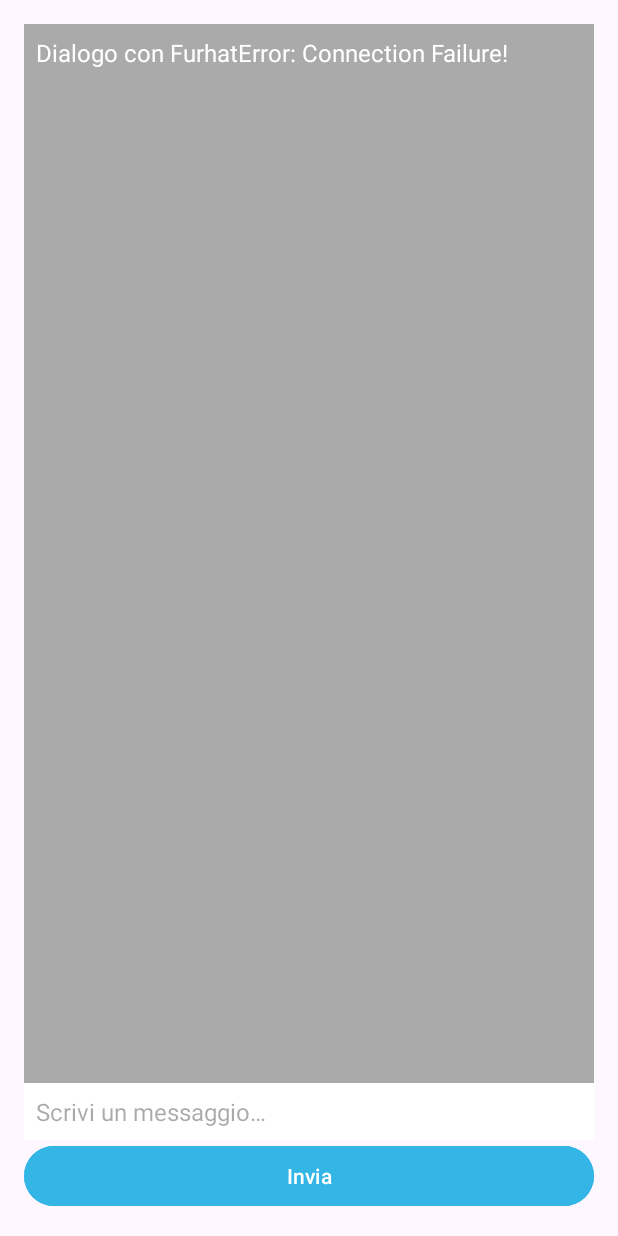
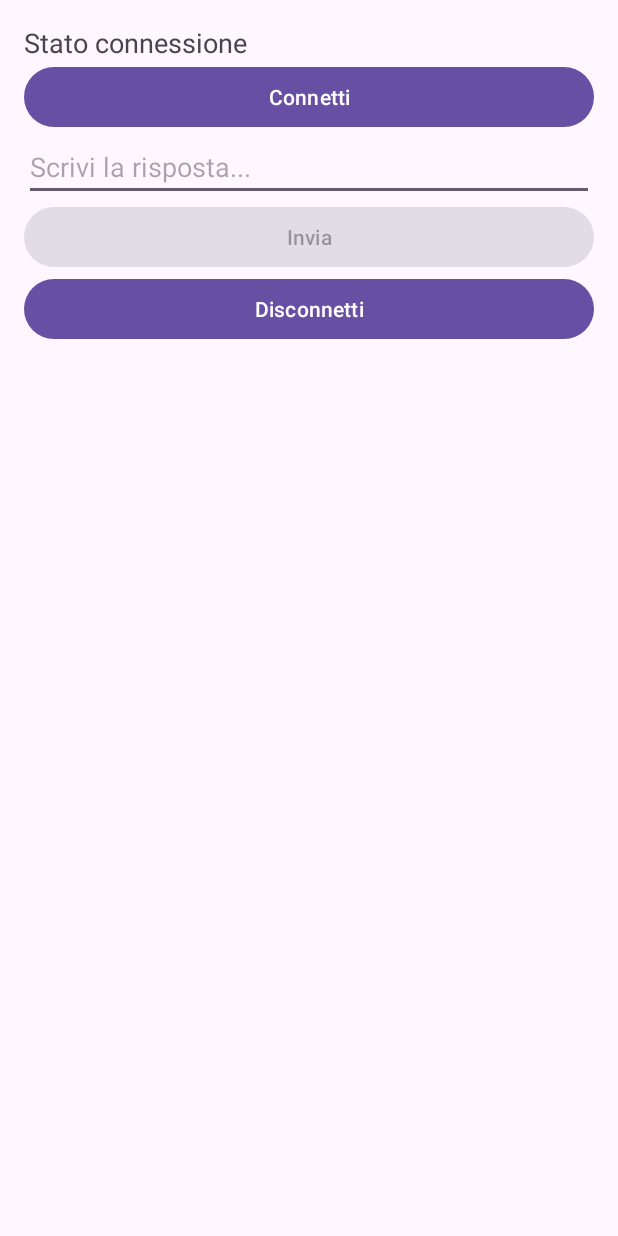
Before and after one commit to Seyteru/IoRobot_LSO, an Android app: the screen it shows after launch (ChatActivity), on a phone screen of 412 x 824 dp. Run offline under Robolectric (Android 15) with nearby library versions, the phone set to English and light mode, and no system bars.

Commit message:
Implementation Communication Client-Server (Local)

```diff
--- a/client/app/src/main/AndroidManifest.xml
+++ b/client/app/src/main/AndroidManifest.xml
@@ -2,8 +2,7 @@
 <manifest xmlns:android="http://schemas.android.com/apk/res/android"
     xmlns:tools="http://schemas.android.com/tools">
 
-    <uses-permission android:name="android.permission.INTERNET"/>
-    <uses-permission android:name="android.permission.ACCESS_NETWORK_STATE"/>
+    <uses-permission android:name="android.permission.INTERNET" />
 
     <application
         android:allowBackup="true"
--- a/client/app/src/main/java/com/cioffidevivo/client/controller/ChatController.kt
+++ b/client/app/src/main/java/com/cioffidevivo/client/controller/ChatController.kt
@@ -1,61 +1,7 @@
 package com.cioffidevivo.client.controller
 
-import android.util.Log
-import com.cioffidevivo.client.model.Message
-import com.cioffidevivo.client.model.SocketManager
 import com.cioffidevivo.client.view.ChatActivity
-import kotlinx.coroutines.CoroutineScope
-import kotlinx.coroutines.Dispatchers
-import kotlinx.coroutines.launch
-import kotlinx.coroutines.withContext
 
 class ChatController(private val chatView: ChatActivity) {
-    private val socketManager = SocketManager("172.23.255.222", 8080)
-    private val coroutineScope = CoroutineScope(Dispatchers.IO)
 
-    init {
-        Log.d("ChatController", "Inizializzazione ChatController")
-        coroutineScope.launch {
-            Log.d("ChatController", "Connessione al server...")
-            if(socketManager.connect()) {
-                chatView.showMessage(Message("System", "Connected to the Server!"))
-                receiveMessages()
-            } else {
-                chatView.showError("Connection Failure!")
-            }
-        }
-    }
-
-    fun sendMessage(message: Message) {
-        coroutineScope.launch {
-            val success = socketManager.sendMessage(message.content)
-            if(!success) {
-                chatView.showError("Error on sending message!")
-            } else {
-                withContext(Dispatchers.Main) {
-                    chatView.showMessage(message)
-                }
-            }
-        }
-    }
-
-    private suspend fun receiveMessages() {
-        while(true) {
-            val message = socketManager.receiveMessage()
-            if(message != null) {
-                withContext(Dispatchers.Main) {
-                    chatView.showMessage(Message("Server", message))
-                }
-            } else {
-                withContext(Dispatchers.Main) {
-                    chatView.showError("Connessione persa con il Server!")
-                }
-                break
-            }
-        }
-    }
-
-    fun closeConnection() {
-        socketManager.closeSocket()
-    }
 }
--- a/client/app/src/main/java/com/cioffidevivo/client/view/ChatActivity.kt
+++ b/client/app/src/main/java/com/cioffidevivo/client/view/ChatActivity.kt
@@ -1,43 +1,90 @@
 package com.cioffidevivo.client.view
 
-import androidx.appcompat.app.AppCompatActivity
 import android.os.Bundle
 import android.widget.Button
 import android.widget.EditText
 import android.widget.TextView
+import android.widget.Toast
+import androidx.appcompat.app.AppCompatActivity
 import com.cioffidevivo.client.R
-import com.cioffidevivo.client.controller.ChatController
-import com.cioffidevivo.client.model.Message
+import com.cioffidevivo.client.controller.FurhatController
+import com.cioffidevivo.client.model.SocketClient
+import kotlinx.coroutines.CoroutineScope
+import kotlinx.coroutines.Dispatchers
+import kotlinx.coroutines.launch
 
 class ChatActivity : AppCompatActivity() {
-    private lateinit var furhatMessage: TextView
-    private lateinit var etMessage: EditText
-    private lateinit var btnSend: Button
-    private lateinit var controller: ChatController
+
+    private lateinit var controller: FurhatController
+    private val scope = CoroutineScope(Dispatchers.Main)
+
     override fun onCreate(savedInstanceState: Bundle?) {
         super.onCreate(savedInstanceState)
         setContentView(R.layout.activity_chat)
 
-        furhatMessage = findViewById(R.id.furhatMessage)
-        etMessage = findViewById(R.id.etMessage)
-        btnSend = findViewById(R.id.btnSend)
+        val status = findViewById<TextView>(R.id.status)
+        val btnConnect = findViewById<Button>(R.id.btnConnect)
+        val btnSend = findViewById<Button>(R.id.btnSend)
+        val btnDisconnect = findViewById<Button>(R.id.btnDisconnect)
+        val inputText = findViewById<EditText>(R.id.inputText)
 
-        controller = ChatController(this)
+        controller = FurhatController(
+            client = SocketClient("10.0.2.2", 8080), // IP/port
+            onAsk = { question ->
+                speakOnFurhat(question)
+
+                runOnUiThread {
+                    inputText.hint = question
+                    btnSend.isEnabled = true
+                }
+            },
+            onResult = { resultJson ->
+                runOnUiThread {
+                    // Mostra il risultato all’utente
+                    Toast.makeText(this, "Risultato: $resultJson", Toast.LENGTH_SHORT).show()
+                }
+            }
+        )
+
+        btnConnect.setOnClickListener {
+            scope.launch {
+                val ok = controller.startSession()
+                runOnUiThread {
+                    status.text = if (ok) "Connesso al server ✅" else "Connessione fallita ❌"
+                }
+            }
+        }
 
         btnSend.setOnClickListener {
-            val message = etMessage.text.toString()
-            if(message.isNotBlank()) {
-                controller.sendMessage(Message("You", message))
-                etMessage.text.clear()
+            val answer = inputText.text.toString()
+            if (answer.isNotBlank()) {
+                scope.launch {
+                    controller.sendAnswer(answer)
+                }
+                runOnUiThread {
+                    btnSend.isEnabled = false
+                    inputText.text.clear()
+                }
+            }
+        }
+
+        btnDisconnect.setOnClickListener {
+            scope.launch {
+                controller.stopSession()
+                runOnUiThread { status.text = "Disconnesso" }
             }
         }
     }
 
-    fun showMessage(message: Message) {
-        furhatMessage.append("${message.sender}: ${message.content}")
+    private fun speakOnFurhat(text: String) {
+        // Qui puoi riutilizzare il tuo SocketClient/Controller verso Furhat (porta 1932)
+        // oppure puoi avere un secondo SocketClient dedicato a Furhat
     }
 
-    fun showError(error: String) {
-        furhatMessage.append("Error: $error\n")
+    override fun onDestroy() {
+        super.onDestroy()
+        scope.launch {
+            controller.stopSession()
+        }
     }
 }
--- a/client/app/src/main/res/layout/activity_chat.xml
+++ b/client/app/src/main/res/layout/activity_chat.xml
@@ -1,41 +1,41 @@
 <?xml version="1.0" encoding="utf-8"?>
 <LinearLayout
     xmlns:android="http://schemas.android.com/apk/res/android"
+    android:orientation="vertical"
+    android:padding="16dp"
     android:layout_width="match_parent"
-    android:layout_height="match_parent"
-    android:orientation="vertical"
-    android:padding="16dp">
+    android:layout_height="match_parent">
 
     <TextView
-        android:id="@+id/furhatMessage"
+        android:id="@+id/status"
+        android:text="Stato connessione"
+        android:textSize="18sp"
         android:layout_width="match_parent"
-        android:layout_height="0dp"
-        android:layout_weight="1"
-        android:background="@android:color/darker_gray"
-        android:padding="8dp"
-        android:text="@string/dialogo_con_furhat"
-        android:textColor="@android:color/white"
-        android:textSize="16sp"
-        android:gravity="start|top"
-        android:scrollbars="vertical" />
+        android:layout_height="wrap_content"/>
+
+    <Button
+        android:id="@+id/btnConnect"
+        android:text="Connetti"
+        android:layout_width="match_parent"
+        android:layout_height="wrap_content"/>
 
     <EditText
-        android:id="@+id/etMessage"
+        android:id="@+id/inputText"
+        android:hint="Scrivi la risposta..."
         android:layout_width="match_parent"
-        android:layout_height="wrap_content"
-        android:hint="@string/scrivi_un_messaggio"
-        android:background="@android:color/white"
-        android:padding="8dp"
-        android:textSize="16sp"
-        android:inputType="text"
-        android:autofillHints="" />
+        android:layout_height="wrap_content"/>
 
     <Button
         android:id="@+id/btnSend"
+        android:text="Invia"
+        android:enabled="false"
         android:layout_width="match_parent"
-        android:layout_height="wrap_content"
-        android:text="@string/invia"
-        android:textAllCaps="false"
-        android:backgroundTint="@android:color/holo_blue_light"
-        android:textColor="@android:color/white" />
+        android:layout_height="wrap_content"/>
+
+    <Button
+        android:id="@+id/btnDisconnect"
+        android:text="Disconnetti"
+        android:layout_width="match_parent"
+        android:layout_height="wrap_content"/>
+
 </LinearLayout>
--- a/client/app/src/main/res/values/strings.xml
+++ b/client/app/src/main/res/values/strings.xml
@@ -1,6 +1,3 @@
 <resources>
     <string name="app_name">client</string>
-    <string name="dialogo_con_furhat">Dialogo con Furhat</string>
-    <string name="scrivi_un_messaggio">Scrivi un messaggio…</string>
-    <string name="invia">Invia</string>
 </resources>
--- a/client/app/src/main/res/xml/backup_rules.xml
+++ b/client/app/src/main/res/xml/backup_rules.xml
@@ -2,7 +2,7 @@
    Sample backup rules file; uncomment and customize as necessary.
    See https://developer.android.com/guide/topics/data/autobackup
    for details.
-   Note: This file is ignored for devices older that API 31
+   Note: This file is ignored for devices older than API 31
    See https://developer.android.com/about/versions/12/backup-restore
 -->
 <full-backup-content>
--- a/client/build.gradle.kts
+++ b/client/build.gradle.kts
@@ -1,5 +1,5 @@
 // Top-level build file where you can add configuration options common to all sub-projects/modules.
 plugins {
-    id("com.android.application") version "8.2.1" apply false
-    id("org.jetbrains.kotlin.android") version "1.9.22" apply false
+    alias(libs.plugins.android.application) apply false
+    alias(libs.plugins.kotlin.android) apply false
 }
--- a/client/gradle.properties
+++ b/client/gradle.properties
@@ -8,8 +8,8 @@
 # The setting is particularly useful for tweaking memory settings.
 org.gradle.jvmargs=-Xmx2048m -Dfile.encoding=UTF-8
 # When configured, Gradle will run in incubating parallel mode.
-# This option should only be used with decoupled projects. More details, visit
-# http://www.gradle.org/docs/current/userguide/multi_project_builds.html#sec:decoupled_projects
+# This option should only be used with decoupled projects. For more details, visit
+# https://developer.android.com/r/tools/gradle-multi-project-decoupled-projects
 # org.gradle.parallel=true
 # AndroidX package structure to make it clearer which packages are bundled with the
 # Android operating system, and which are packaged with your app's APK
```
Also changed, not shown: client/app/build.gradle.kts (+17 -13 lines), client/app/src/main/java/com/cioffidevivo/client/controller/FurhatController.kt (+42 -1 lines), client/app/src/main/java/com/cioffidevivo/client/model/SocketClient.kt (added, +54 -0 lines), client/app/src/main/java/com/cioffidevivo/client/model/SocketManager.kt (deleted, +0 -74 lines), client/settings.gradle.kts (+7 -1 lines), client/gradle/wrapper/gradle-wrapper.properties, 1 other file.
